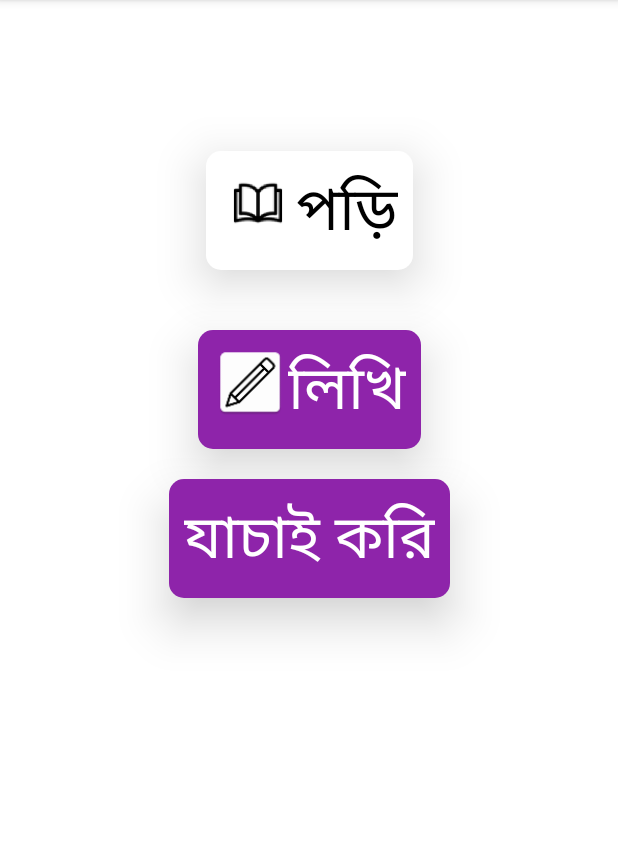
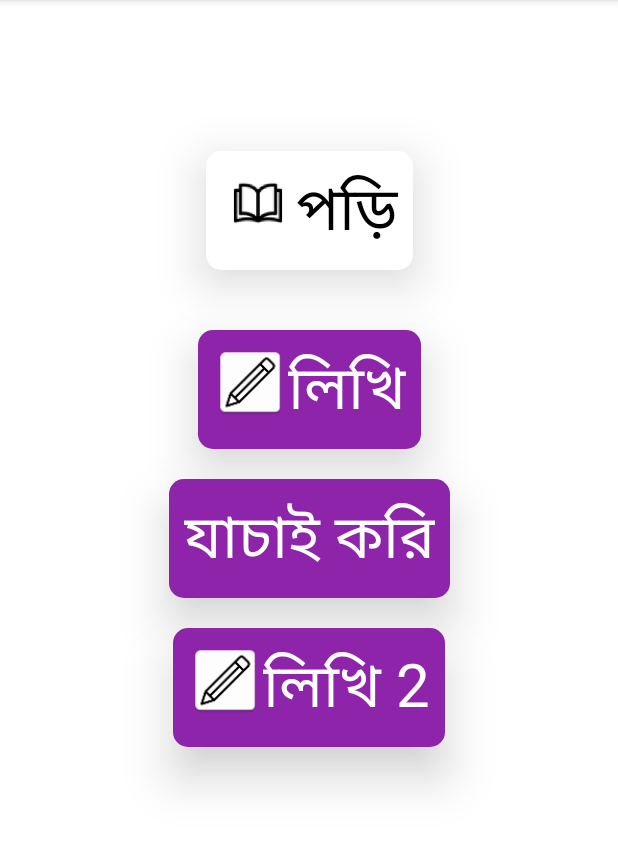
Before and after one commit to avijitacharjee/BornomalaApp, an Android app: the screen it shows after launch (MainActivity), on a phone screen of 412 x 824 dp, the part 84-939 px from its top. Run offline under Robolectric (Android 15) with nearby library versions, the phone set to English and light mode, and no system bars.

Commit message:
write button2 added

```diff
--- a/app/src/main/java/com/avijit/bornomala/EvalActivity.java
+++ b/app/src/main/java/com/avijit/bornomala/EvalActivity.java
@@ -57,7 +57,7 @@ public class EvalActivity extends AppCompatActivity {
     EvalCharAdapter adapter ;
     private ConstraintLayout.LayoutParams layoutParams;
     private String msg = "lakjdsf";
-    private static String SERVER_URL = "http://192.168.0.4/";
+    private static String SERVER_URL = "http://192.168.0.2/";
     private static final String IMAGEVIEW_TAG = "icon bitmap";
     private JSONArray questions = null;
     int index = 0;
@@ -267,6 +267,9 @@ public class EvalActivity extends AppCompatActivity {
                 if(index<questions.length()){
                     handleQuestion();
                 }
+                else {
+                    Toast.makeText(EvalActivity.this, "Completed All Questions", Toast.LENGTH_SHORT).show();
+                }
             }
         });
     }
@@ -367,7 +370,6 @@ public class EvalActivity extends AppCompatActivity {
                             JSONArray jsonArray = jsonObject.getJSONArray("data");
                             questions = jsonArray;
 
-
                             handleQuestion();
 
                         } catch (JSONException e) {
--- a/app/src/main/res/layout/activity_main.xml
+++ b/app/src/main/res/layout/activity_main.xml
@@ -82,6 +82,41 @@
             />
     </androidx.constraintlayout.widget.ConstraintLayout>
     <androidx.constraintlayout.widget.ConstraintLayout
+        android:id="@+id/write_layout2"
+        android:layout_width="wrap_content"
+        android:layout_height="wrap_content"
+        android:layout_margin="20dp"
+        android:animateLayoutChanges="true"
+        android:background="@drawable/bg_round_color"
+        android:elevation="20dp"
+        android:transitionName="b"
+        android:padding="10dp"
+        app:layout_constraintEnd_toEndOf="parent"
+        app:layout_constraintStart_toStartOf="parent"
+        app:layout_constraintTop_toBottomOf="@id/eval_layout">
+
+        <ImageView
+            android:id="@+id/write_logo2"
+            android:layout_width="50dp"
+            android:layout_height="50dp"
+            android:src="@mipmap/ic_pen"
+            app:layout_constraintStart_toStartOf="parent"
+            app:layout_constraintTop_toTopOf="parent" />
+
+        <com.google.android.material.textview.MaterialTextView
+            android:id="@+id/write_text2"
+            android:layout_width="wrap_content"
+            android:layout_height="wrap_content"
+            android:gravity="center"
+            android:text="লিখি 2"
+            android:textColor="#FFFFFF"
+            android:textSize="40sp"
+            app:layout_constraintBottom_toBottomOf="parent"
+            app:layout_constraintStart_toEndOf="@id/write_logo2"
+            app:layout_constraintTop_toTopOf="parent"
+            />
+    </androidx.constraintlayout.widget.ConstraintLayout>
+    <androidx.constraintlayout.widget.ConstraintLayout
         android:id="@+id/eval_layout"
         android:layout_width="wrap_content"
         android:layout_height="wrap_content"
```
